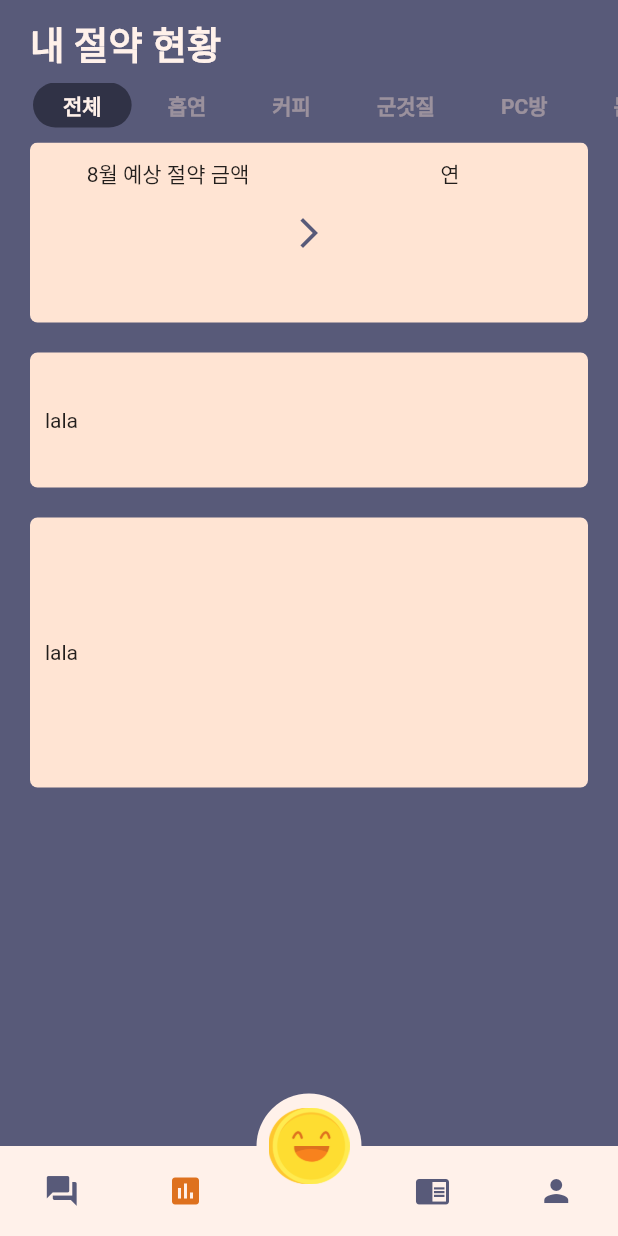
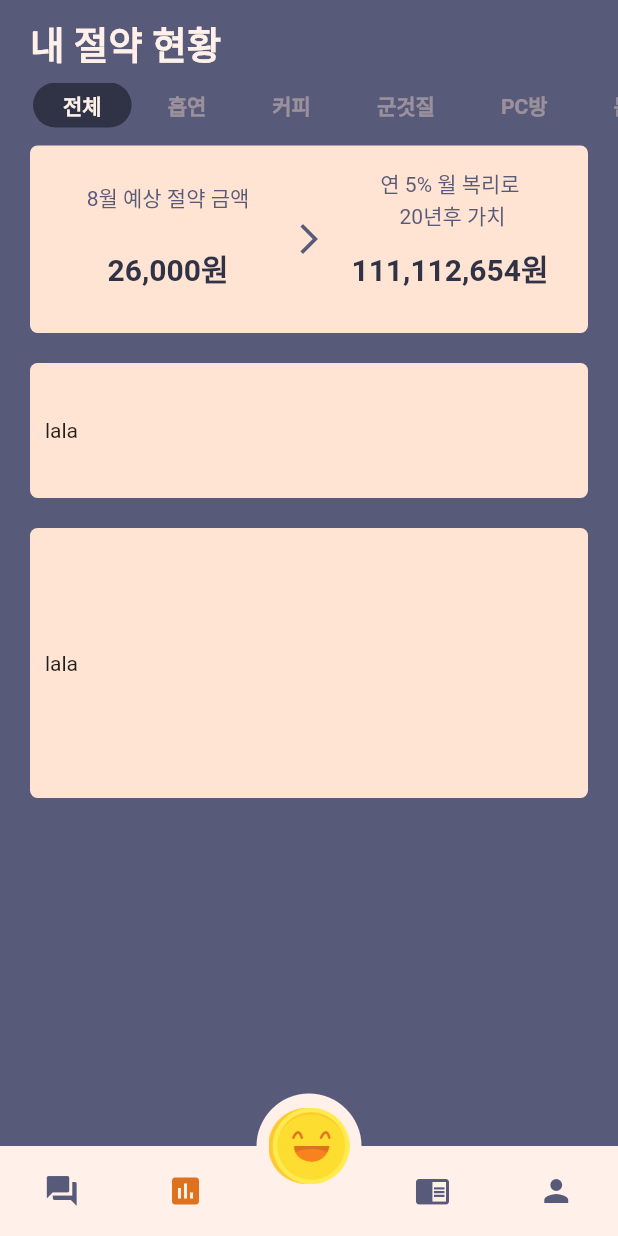
Before and after one commit to monthlyteam/RichHabit, a Flutter app: the MainPage screen opened directly, item 2 of the bottom bar chosen, on a phone screen of 412 x 824 dp. Run offline on Flutter 3.47's test engine with Material 2 defaults, Android fonts, the phone set to English and light mode, and no system bars; our stand-ins replace flutter_markdown, flutter_svg, fluttertoast, table_calendar; missing offline and left inert: flutter_group_sliver.

Commit message:
compound interest 예상절약금액, n년후 가치 만듬

```diff
--- a/rich_habit/lib/screens/compound_interest.dart
+++ b/rich_habit/lib/screens/compound_interest.dart
@@ -55,12 +55,14 @@ class _CompoundInterestState extends State<CompoundInterest> {
           SliverList(
             delegate: SliverChildListDelegate([
               Padding(
-                padding: const EdgeInsets.symmetric(horizontal: kPadding),
+                padding: const EdgeInsets.symmetric(
+                    horizontal: kPadding, vertical: 2.0),
                 child: Column(
                   children: [
                     Container(
-                      padding: EdgeInsets.all(10.0),
-                      height: 120,
+                      padding: EdgeInsets.symmetric(
+                          vertical: 15.0, horizontal: 10.0),
+                      height: 125,
                       decoration: BoxDecoration(
                         color: kIvoryColor,
                         borderRadius: BorderRadius.circular(5.0),
@@ -70,7 +72,32 @@ class _CompoundInterestState extends State<CompoundInterest> {
                         children: [
                           Expanded(
                             child: Column(
-                              children: [Text("8월 예상 절약 금액")],
+                              mainAxisAlignment: MainAxisAlignment.spaceBetween,
+                              children: [
+                                Container(
+                                  height: 40.0,
+                                  alignment: Alignment.center,
+                                  child: Text(
+                                    "8월 예상 절약 금액",
+                                    textAlign: TextAlign.center,
+                                    style: TextStyle(
+                                        color: kPurpleColor, fontSize: 14.0),
+                                  ),
+                                ),
+                                Expanded(
+                                  child: Container(
+                                    alignment: Alignment.center,
+                                    child: Text(
+                                      "26,000원",
+                                      textAlign: TextAlign.center,
+                                      style: TextStyle(
+                                          color: kDarkPurpleColor,
+                                          fontSize: kSubTitleFontSize,
+                                          fontWeight: FontWeight.bold),
+                                    ),
+                                  ),
+                                )
+                              ],
                             ),
                           ),
                           Icon(
@@ -79,7 +106,32 @@ class _CompoundInterestState extends State<CompoundInterest> {
                           ),
                           Expanded(
                             child: Column(
-                              children: [Text("연")],
+                              mainAxisAlignment: MainAxisAlignment.spaceBetween,
+                              children: [
+                                Container(
+                                  height: 40.0,
+                                  alignment: Alignment.center,
+                                  child: Text(
+                                    "연 5% 월 복리로\n 20년후 가치",
+                                    textAlign: TextAlign.center,
+                                    style: TextStyle(
+                                        color: kPurpleColor, fontSize: 14.0),
+                                  ),
+                                ),
+                                Expanded(
+                                  child: Container(
+                                    alignment: Alignment.center,
+                                    child: Text(
+                                      "111,112,654원",
+                                      textAlign: TextAlign.center,
+                                      style: TextStyle(
+                                          color: kDarkPurpleColor,
+                                          fontSize: kSubTitleFontSize,
+                                          fontWeight: FontWeight.bold),
+                                    ),
+                                  ),
+                                )
+                              ],
                             ),
                           ),
                         ],
```
